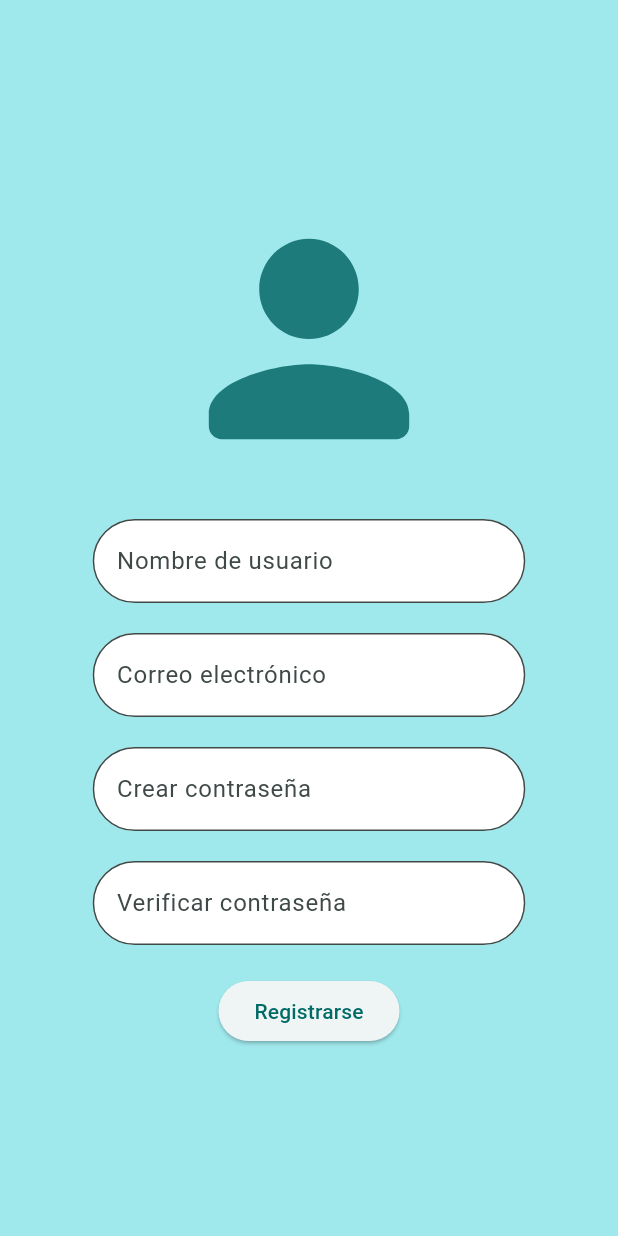
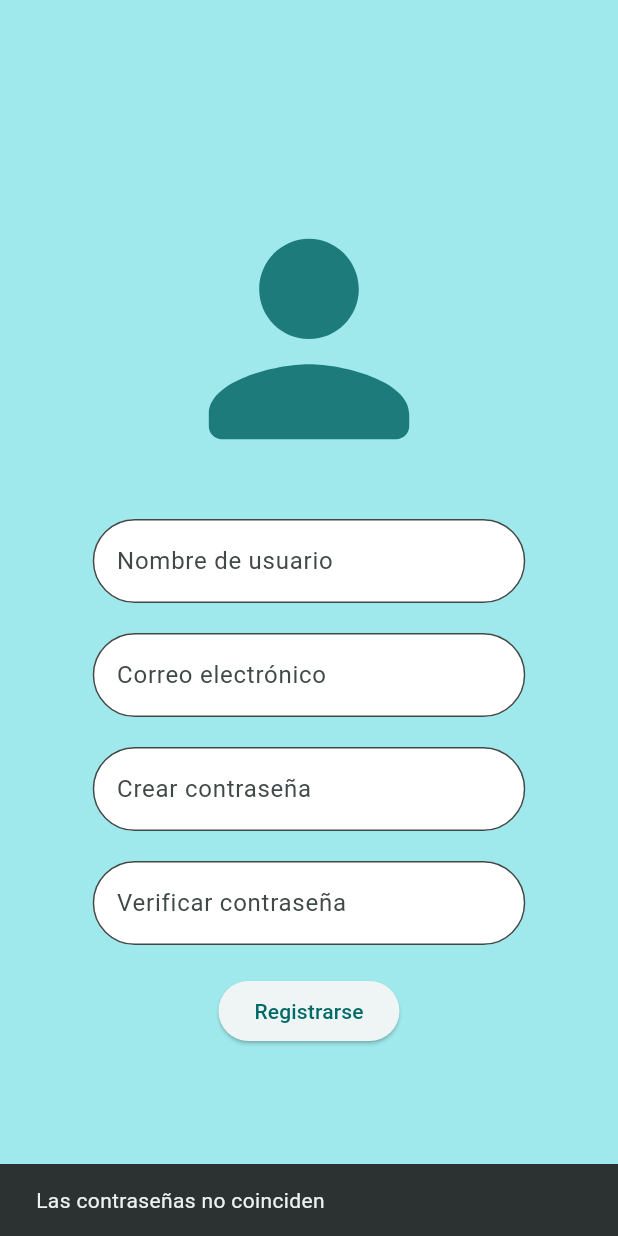
Before and after one commit to PabloFxdxdxd/Seki, a Flutter app: the PantallaRegistro screen opened by its route, after a tap on "Registrarse", on a phone screen of 412 x 824 dp. Run offline on Flutter 3.47's test engine with Material 3 defaults, Android fonts, the phone set to English and light mode, and no system bars; our stand-ins replace drift; accounts and stored records are empty; generated files the repository leaves out were written again.

Commit message:
Correcciones en el backend del registro
se añadieron los controladores y las validaciones de si ambas contraseñas coinciden, además de pequeños mensajes para confirmar acciones.

```diff
--- a/lib/database/database.dart
+++ b/lib/database/database.dart
@@ -64,6 +64,20 @@ class AppDatabase extends _$AppDatabase {
     return select(activityLogs).get();
   }
 
+  //Detectar si existe el email
+
+  Future<bool> existeEmail(String email) async {
+    final usuario = await (select(user)
+          ..where((t) => t.email.equals(email)))
+        .getSingleOrNull();
+
+    if(usuario == null){
+      return false;
+    }else{
+      return true;
+    }
+  }
+
 
 
 
--- a/lib/pantallas/SignIn.dart
+++ b/lib/pantallas/SignIn.dart
@@ -22,11 +22,20 @@ class _PantallaRegistroState extends State<PantallaRegistro> {
   final nombreController = TextEditingController();
   final correoController = TextEditingController();
   final passwordController = TextEditingController();
+  final passwordVerificationController = TextEditingController();
 
   //Se definen las funciones para trabajar con la base de datos
 
-  void insertar(){
+  void insertar() async{
 
+    if(passwordController.text != passwordVerificationController.text){
+      if(await globalDatabase.existeEmail(correoController.text)){
+        if (!mounted) return;
+        ScaffoldMessenger.of(context).showSnackBar(
+          const SnackBar(content: Text("El correo ya existe.")),
+        );
+
+      }else{
         globalDatabase.insertUser(
         UserCompanion(
           name: d.Value(nombreController.text),
@@ -37,7 +46,25 @@ class _PantallaRegistroState extends State<PantallaRegistro> {
 
         )
       );
-    print("Usuario Insertado");
+
+        if (!mounted) return;
+
+        ScaffoldMessenger.of(context).showSnackBar(
+          const SnackBar(content: Text("Usuario creado exitosamente")),
+        );
+        await Future.delayed(const Duration(seconds: 2));
+        if (!mounted) return;
+        Navigator.pushNamed(context, '/');
+      }
+
+    }else{
+      ScaffoldMessenger.of(context).showSnackBar(
+        const SnackBar(content: Text("Las contraseñas no coinciden")),
+      );
+    }
+
+
+
   }
 
 
@@ -45,7 +72,7 @@ class _PantallaRegistroState extends State<PantallaRegistro> {
 
   @override
   Widget build(BuildContext context) {
-    final colors = Theme.of(context).colorScheme;
+
     return Scaffold(
       backgroundColor: const Color.fromARGB(255, 159, 232, 236),
       body: Center(
@@ -66,6 +93,7 @@ class _PantallaRegistroState extends State<PantallaRegistro> {
                 FractionallySizedBox(
                   widthFactor: 0.7,
                   child: TextField(
+                    controller: nombreController,
                     decoration: InputDecoration(
                     hintText: "Nombre de usuario",
                     filled: true,
@@ -79,6 +107,7 @@ class _PantallaRegistroState extends State<PantallaRegistro> {
                 FractionallySizedBox(
                   widthFactor: 0.7,
                   child: TextField(
+                    controller: correoController,
                     decoration: InputDecoration(
                     hintText: "Correo electrónico",
                     filled: true,
@@ -92,6 +121,7 @@ class _PantallaRegistroState extends State<PantallaRegistro> {
                 FractionallySizedBox(
                   widthFactor: 0.7,
                   child: TextField(
+                    controller: passwordController,
                       obscureText: true,
                       decoration: InputDecoration(
                       hintText: "Crear contraseña",
@@ -107,6 +137,7 @@ class _PantallaRegistroState extends State<PantallaRegistro> {
                 FractionallySizedBox(
                   widthFactor: 0.7,
                   child: TextField(
+                      controller: passwordVerificationController,
                       obscureText: true,
                       decoration: InputDecoration(
                       hintText: "Verificar contraseña",
```
Lines whose indentation alone changed are shown as unchanged.
